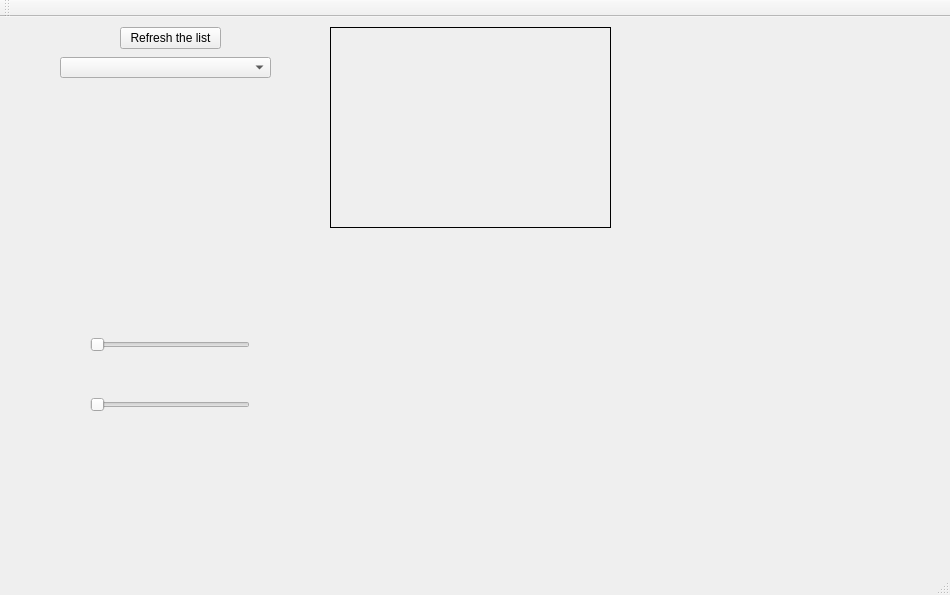
wiici/Apple-Grading-System, file Application/mainwindow.ui: the form before one commit.
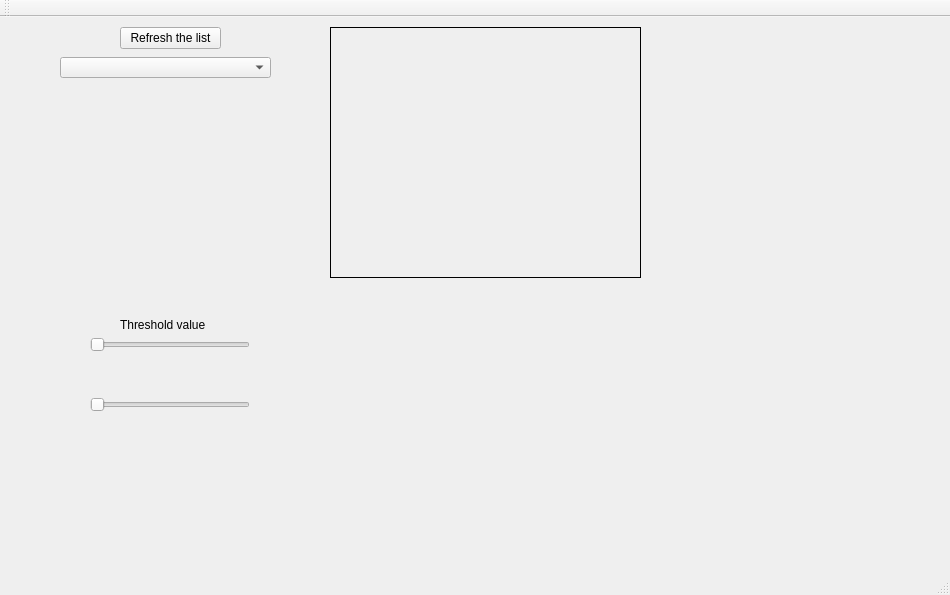
The form after the commit.

Commit message: Add a slider to set threshold value

What changed in the file:
```diff
--- a/Application/mainwindow.ui
+++ b/Application/mainwindow.ui
@@ -74,8 +74,8 @@
      <rect>
       <x>330</x>
       <y>10</y>
-      <width>281</width>
-      <height>201</height>
+      <width>311</width>
+      <height>251</height>
      </rect>
     </property>
     <property name="styleSheet">
@@ -98,6 +98,19 @@
      <string>Refresh the list</string>
     </property>
    </widget>
+   <widget class="QLabel" name="label">
+    <property name="geometry">
+     <rect>
+      <x>120</x>
+      <y>300</y>
+      <width>101</width>
+      <height>16</height>
+     </rect>
+    </property>
+    <property name="text">
+     <string>Threshold value</string>
+    </property>
+   </widget>
   </widget>
   <widget class="QMenuBar" name="menuBar">
    <property name="geometry">
```
Left out of the diff: 29 changed lines with no effect on the pictures. The commit also changes 6 other files.
